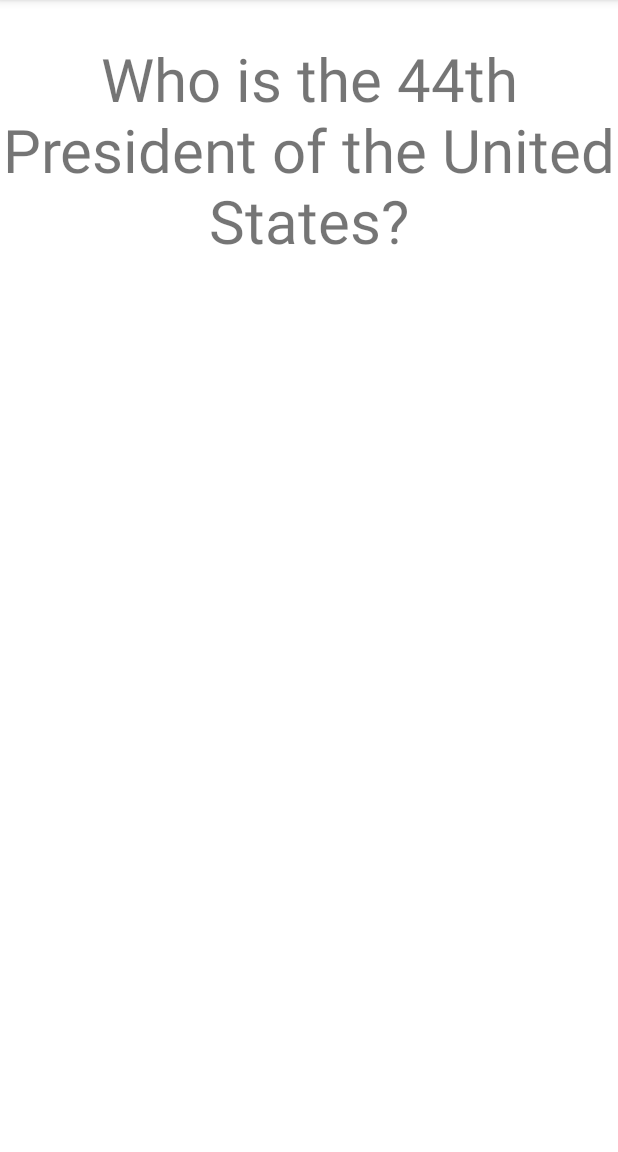
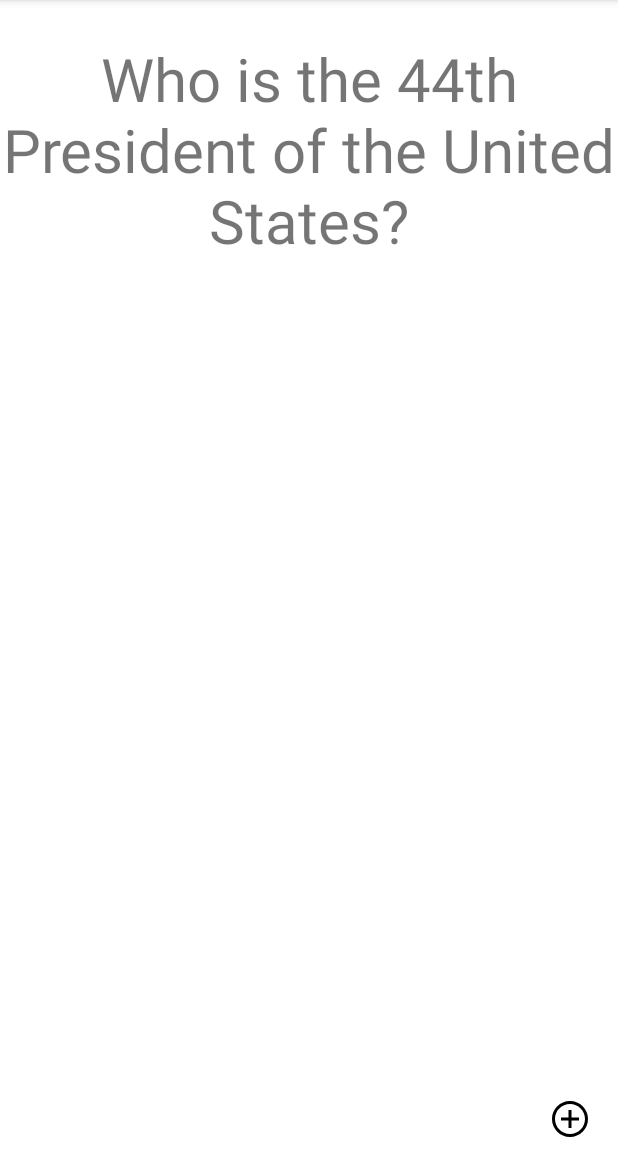
Before and after one commit to Speedy-W/ChrisFlashCardApp, an Android app: the screen it shows after launch (MainActivity), on a phone screen of 412 x 824 dp, the part 84-1236 px from its top. Run offline under Robolectric (Android 15) with nearby library versions, the phone set to English and light mode, and no system bars.

Commit message:
Lab 2 - Week 4

```diff
--- a/app/src/main/AndroidManifest.xml
+++ b/app/src/main/AndroidManifest.xml
@@ -10,6 +10,9 @@
         android:supportsRtl="true"
         android:theme="@style/Theme.ChrisFlashCardApp">
         <activity
+            android:name=".AddCardActivity"
+            android:exported="false" />
+        <activity
             android:name=".MainActivity"
             android:exported="true">
             <intent-filter>
--- a/app/src/main/java/com/example/chrisflashcardapp/MainActivity.java
+++ b/app/src/main/java/com/example/chrisflashcardapp/MainActivity.java
@@ -2,25 +2,50 @@ package com.example.chrisflashcardapp;
 
 import androidx.appcompat.app.AppCompatActivity;
 
+import android.content.Intent;
 import android.os.Bundle;
 import android.view.View;
+import android.widget.ImageView;
 import android.widget.TextView;
 
 public class MainActivity extends AppCompatActivity {
 
+    TextView FlashcardQuestion;
+    TextView Answer;
     @Override
     protected void onCreate(Bundle savedInstanceState) {
         super.onCreate(savedInstanceState);
         setContentView(R.layout.activity_main);
 
-        TextView FlashcardQuestion = findViewById(R.id.Flashcard_Question);
-        TextView Answer = findViewById(R.id.Answer);
+        FlashcardQuestion = findViewById(R.id.Flashcard_Question);
+        Answer = findViewById(R.id.Answer);
         FlashcardQuestion.setOnClickListener(new View.OnClickListener() {
             @Override
             public void onClick(View view) {
                 FlashcardQuestion.setVisibility(view.INVISIBLE);
                 Answer.setVisibility(view.VISIBLE);
             }
+        } );
+        ImageView Plus = findViewById(R.id.Plus_Sign);
+        Plus.setOnClickListener(new View.OnClickListener() {
+            @Override
+            public void onClick(View view) {
+                Intent intent = new Intent(MainActivity.this, AddCardActivity.class);
+                startActivityForResult( intent,100 );
+            }
         });
+
+    }
+    @Override
+    protected void onActivityResult(int requestCode, int resultCode, Intent data) {
+        super.onActivityResult( requestCode, resultCode, data );
+        if (requestCode == 100) {
+            if (data != null) {
+                String string1 = data.getExtras().getString( "Question" );
+                String string2 = data.getExtras().getString( "Answer" );
+                FlashcardQuestion.setText( string1 );
+                Answer.setText( string2 );
+            }
+        }
     }
 }
--- /dev/null
+++ b/app/src/main/res/drawable/plus_sign.xml
@@ -0,0 +1,9 @@
+<vector xmlns:android="http://schemas.android.com/apk/res/android"
+    android:width="24dp"
+    android:height="24dp"
+    android:viewportWidth="24"
+    android:viewportHeight="24">
+  <path
+      android:fillColor="#FF000000"
+      android:pathData="M12,2c5.514,0 10,4.486 10,10s-4.486,10 -10,10 -10,-4.486 -10,-10 4.486,-10 10,-10zM12,0c-6.627,0 -12,5.373 -12,12s5.373,12 12,12 12,-5.373 12,-12 -5.373,-12 -12,-12zM18,13h-5v5h-2v-5h-5v-2h5v-5h2v5h5v2z"/>
+</vector>
--- a/app/src/main/res/layout/activity_main.xml
+++ b/app/src/main/res/layout/activity_main.xml
@@ -7,9 +7,10 @@
     tools:context=".MainActivity">
 
     <TextView
+        android:id="@+id/Flashcard_Question"
+        android:layout_height="200dp"
         android:layout_width="wrap_content"
-        android:layout_height="200dp"
-        android:id="@+id/Flashcard_Question"
+        android:layout_centerHorizontal="true"
         android:text="Who is the 44th President of the United States?"
         android:textSize="40sp"
         android:gravity="center"
@@ -22,14 +23,23 @@
         android:id="@+id/Answer"
         android:layout_width="wrap_content"
         android:layout_height="200dp"
+        android:layout_centerHorizontal="true"
         android:gravity="center"
-        android:layout_centerHorizontal="true"
         android:text="Barack Obama"
         android:textSize="40dp"
-        android:visibility="invisible"
+        android:visibility="invisible" />
+
+    <ImageView
+        android:id="@+id/Plus_Sign"
+        android:layout_width="wrap_content"
+        android:layout_height="wrap_content"
+        android:src="@drawable/plus_sign"
+        android:layout_alignParentRight="true"
+        android:layout_alignParentBottom="true"
+        android:layout_marginRight="20dp"
+        android:layout_marginBottom="10dp"
         />
 
 
 
-
 </RelativeLayout>
```
Also changed, not shown: app/src/main/java/com/example/chrisflashcardapp/AddCardActivity.java (added, +38 -0 lines), app/src/main/res/drawable/minus_sign.xml (added, +9 -0 lines), app/src/main/res/drawable/save.xml (added, +9 -0 lines), app/src/main/res/layout/activity_add_card.xml (added, +45 -0 lines).
